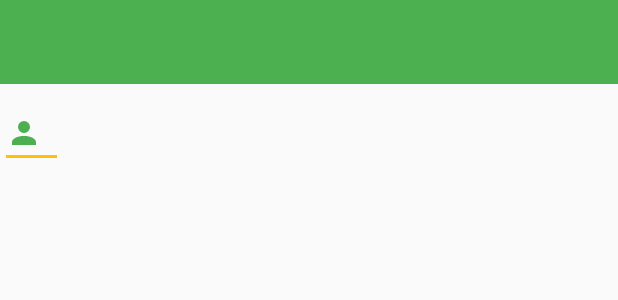
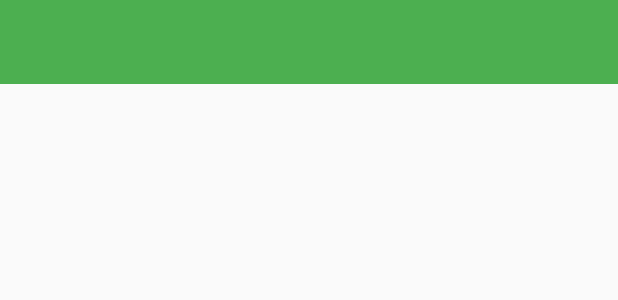
Before and after one commit to comfarm/gardnr-android, an Android app: the layout fragment_register.xml on its own in the app's theme, with its tools: preview values and no code run, on a phone screen of 412 x 824 dp. Shown: the top 300 px of the screen. Run offline under Robolectric (Android 15) with nearby library versions, the phone set to English and light mode, and no system bars.

```diff
--- /dev/null
+++ b/app/src/main/java/com/gradnr/adapter/Sample.java
@@ -0,0 +1,8 @@
+package com.gradnr.adapter;
+
+/**
+ * Created by LIM on 01/07/2017.
+ */
+
+public class Sample {
+}
--- /dev/null
+++ b/app/src/main/java/com/gradnr/dto/UserDTO.java
@@ -0,0 +1,8 @@
+package com.gradnr.dto;
+
+/**
+ * Created by LIM on 01/07/2017.
+ */
+
+public class UserDTO {
+}
--- /dev/null
+++ b/app/src/main/java/com/gradnr/service/LoginService.java
@@ -0,0 +1,8 @@
+package com.gradnr.service;
+
+/**
+ * Created by LIM on 01/07/2017.
+ */
+
+public class LoginService {
+}
--- /dev/null
+++ b/app/src/main/java/com/gradnr/util/Sample.java
@@ -0,0 +1,8 @@
+package com.gradnr.util;
+
+/**
+ * Created by LIM on 01/07/2017.
+ */
+
+public class Sample {
+}
--- a/app/src/main/res/layout/fragment_register.xml
+++ b/app/src/main/res/layout/fragment_register.xml
@@ -18,22 +18,10 @@
         android:orientation="vertical"
         android:layout_below="@id/register_toolbar">
 
-        <android.support.design.widget.TextInputLayout
+        <LinearLayout
             android:layout_width="match_parent"
             android:layout_height="wrap_content"
-            android:id="@+id/login_emailAddress"
-            android:orientation="horizontal">
-
-            <android.support.v7.widget.AppCompatEditText
-                android:layout_width="wrap_content"
-                android:layout_height="wrap_content"
-                android:hint="First Name"
-                android:inputType="textPersonName"
-                android:drawableLeft="@drawable/account"
-                android:drawableStart="@drawable/account"
-                android:drawablePadding="10dp"/>
-
-        </android.support.design.widget.TextInputLayout>
+            ></LinearLayout>
 
     </LinearLayout>
 
```
